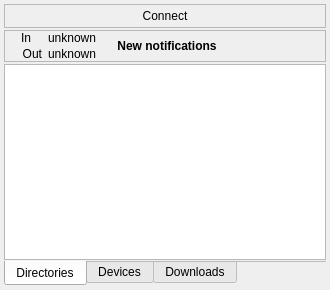
Before: the Qt Designer form tray/gui/traywidget.ui in Martchus/syncthingtray, drawn with Qt 5.
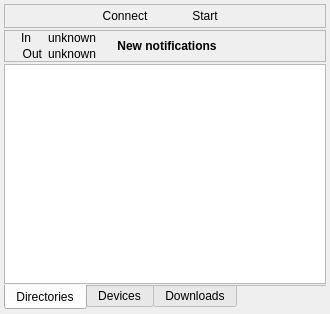
After: the same form once the commit is applied. Icons and pictures are not drawn. Custom widgets are drawn as their Qt base class.

Diff of the .ui file:
```diff
--- a/tray/gui/traywidget.ui
+++ b/tray/gui/traywidget.ui
@@ -2,6 +2,14 @@
 <ui version="4.0">
  <class>QtGui::TrayWidget</class>
  <widget class="QWidget" name="QtGui::TrayWidget">
+  <property name="geometry">
+   <rect>
+    <x>0</x>
+    <y>0</y>
+    <width>300</width>
+    <height>314</height>
+   </rect>
+  </property>
   <property name="windowTitle">
    <string>Syncthing Tray</string>
   </property>
@@ -107,6 +115,20 @@
         </property>
        </widget>
       </item>
+      <item>
+       <widget class="QPushButton" name="startStopPushButton">
+        <property name="text">
+         <string>Start</string>
+        </property>
+        <property name="icon">
+         <iconset theme="system-run" resource="../resources/icons.qrc">
+          <normaloff>:/icons/hicolor/scalable/apps/system-run.svg</normaloff>:/icons/hicolor/scalable/apps/system-run.svg</iconset>
+        </property>
+        <property name="flat">
+         <bool>true</bool>
+        </property>
+       </widget>
+      </item>
       <item>
        <spacer name="horizontalSpacer">
         <property name="orientation">
```
